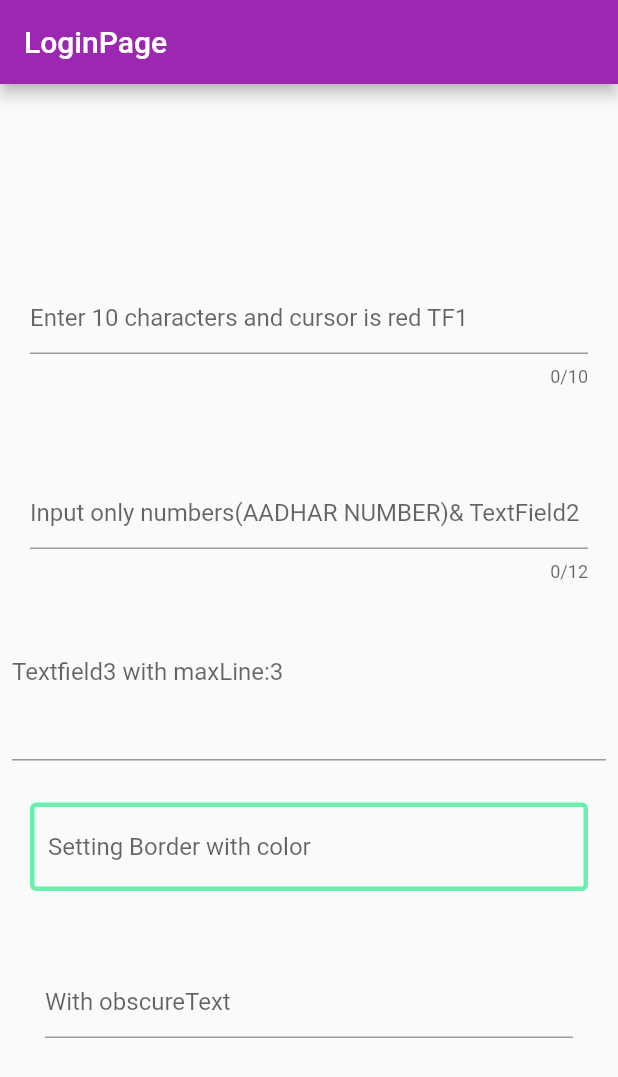
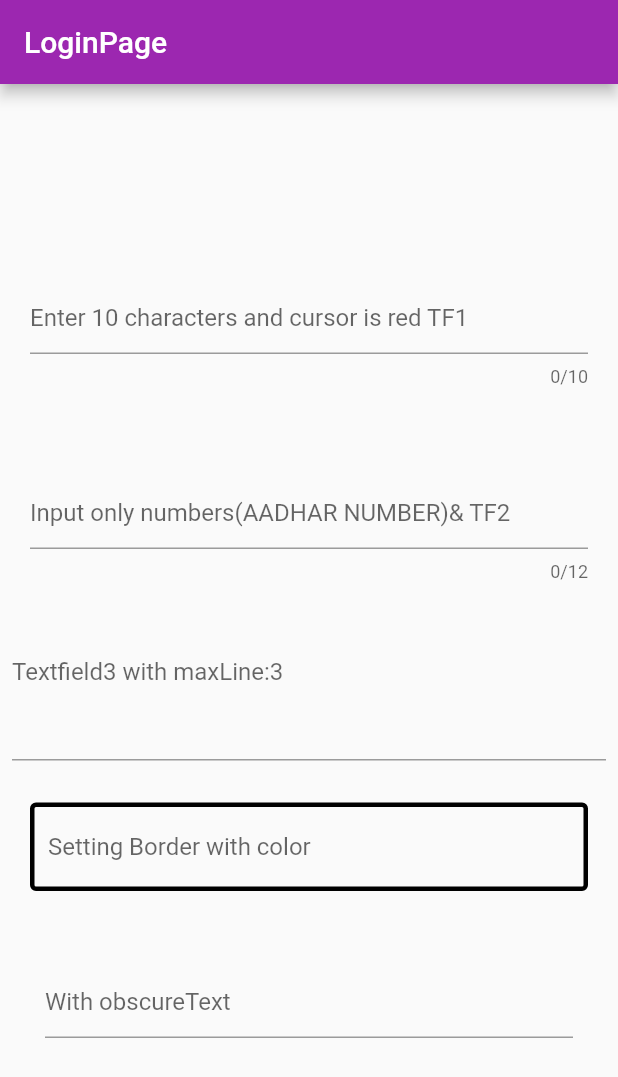
Before and after one commit to PatlollaManisha/TaskFlutterDocs, a Flutter app: the screen it shows after launch, on a phone screen of 412 x 824 dp. Shown: the top 1077 px of the screen. Run offline on Flutter 3.47's test engine with Material 2 defaults, Android fonts, the light colour scheme and no system bars.

Commit message:
TextFields Commit

```diff
--- a/daytask/lib/Login_Page.dart
+++ b/daytask/lib/Login_Page.dart
@@ -26,22 +26,25 @@ class _LoginPageState extends State<LoginPage> {
             child: TextField(
               cursorColor: Colors.red,
               maxLength: 10,
-              decoration: InputDecoration(hintText: ('Enter 10 characters and cursor is red TF1')),
+              decoration: InputDecoration(
+                  hintText: ('Enter 10 characters and cursor is red TF1')),
             ),
           ),
           Padding(
             padding: const EdgeInsets.symmetric(vertical: 30, horizontal: 20),
             child: TextField(
-              decoration: InputDecoration(hintText: ('Input only numbers(AADHAR NUMBER)& TextField2')),
-               keyboardType: TextInputType.number,
-               maxLength: 12,
+              decoration: InputDecoration(
+                  hintText: ('Input only numbers(AADHAR NUMBER)& TF2')),
+              keyboardType: TextInputType.number,
+              maxLength: 12,
               controller: _numberController,
             ),
           ),
           Padding(
             padding: const EdgeInsets.all(8.0),
             child: TextField(
-              decoration: InputDecoration(hintText: ('Textfield3 with maxLine:3')),
+              decoration:
+                  InputDecoration(hintText: ('Textfield3 with maxLine:3')),
               maxLines: 3,
             ),
           ),
@@ -51,7 +54,7 @@ class _LoginPageState extends State<LoginPage> {
               decoration: InputDecoration(
                 hintText: ('Setting Border with color'),
                 enabledBorder: OutlineInputBorder(
-                  borderSide: BorderSide(width: 3, color: Colors.greenAccent),
+                  borderSide: BorderSide(width: 3, color: Colors.black),
                 ),
               ),
             ),
```
